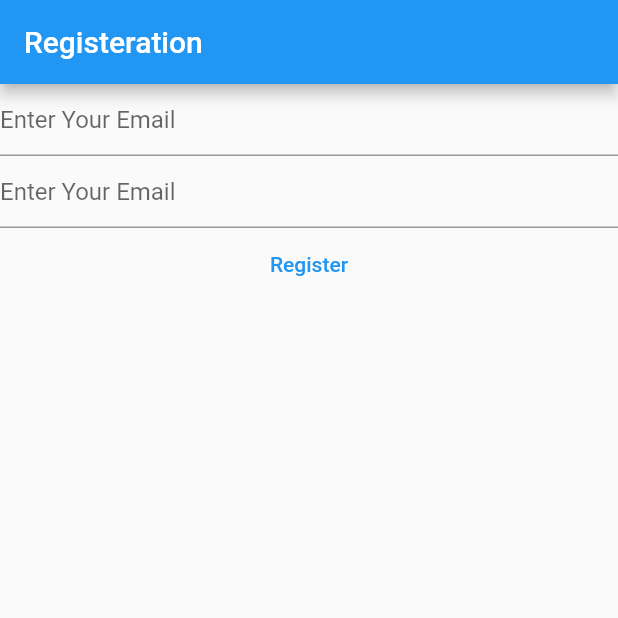
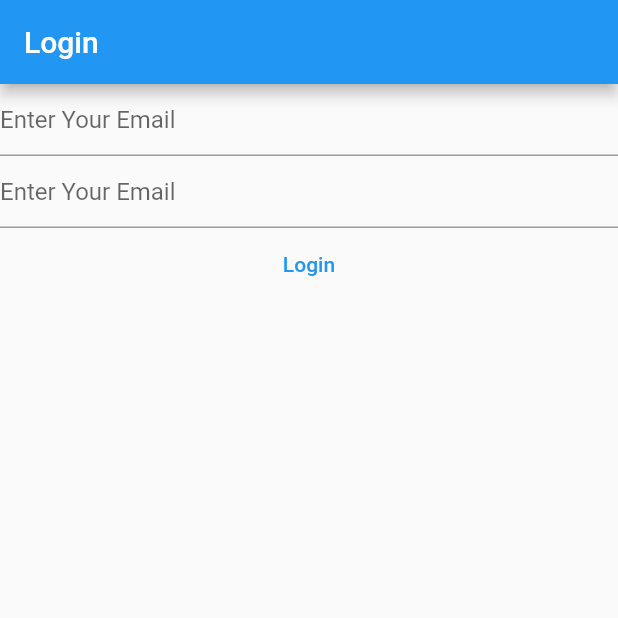
Before and after one commit to muhammadawaisyaseen/Free-Code-Camp-Course, a Flutter app: the screen it shows after launch, on a phone screen of 412 x 824 dp, the top half of it. Run offline on Flutter 3.47's test engine with Material 2 defaults, Android fonts, the phone set to English and light mode, and no system bars; our stand-ins replace firebase_auth, firebase_core; accounts and stored records are empty.

Commit message:
user login exception handling

```diff
--- a/lib/main.dart
+++ b/lib/main.dart
@@ -1,20 +1,10 @@
 import 'package:flutter/material.dart';
 import 'package:firebase_core/firebase_core.dart';
-import 'package:freecodecampcourse/screens/home_screen.dart';
+import 'package:freecodecampcourse/screens/login_screen.dart';
+import 'package:freecodecampcourse/screens/register_screen.dart';
 
-// import 'firebase_options.dart';
-void main() async {
-
+void main() {
   WidgetsFlutterBinding.ensureInitialized();
-  // await Firebase.initializeApp(
-  //   options: FirebaseOptions(
-  //     apiKey: "Api key here",
-  //     appId: "App id here",
-  //     messagingSenderId: "Messaging sender id here",
-  //     projectId: "project id here",
-  //   ),
-  // );
-
   runApp(const MyApp());
 }
 
@@ -30,7 +20,7 @@ class MyApp extends StatelessWidget {
       theme: ThemeData(
         primarySwatch: Colors.blue,
       ),
-      home: HomePage(),
+      home: LoginView(),
     );
   }
 }
--- /dev/null
+++ b/lib/screens/login_screen.dart
@@ -0,0 +1,90 @@
+import 'package:firebase_core/firebase_core.dart';
+import 'package:flutter/material.dart';
+import 'package:firebase_auth/firebase_auth.dart';
+import 'package:freecodecampcourse/firebase_options.dart';
+
+class LoginView extends StatefulWidget {
+  LoginView({super.key});
+
+  @override
+  State<LoginView> createState() => _LoginViewState();
+}
+
+class _LoginViewState extends State<LoginView> {
+  late final TextEditingController _email;
+  late final TextEditingController _password;
+
+  @override
+  void initState() {
+    // TODO: implement initState
+
+    _email = TextEditingController();
+    _password = TextEditingController();
+    super.initState();
+  }
+
+  @override
+  void dispose() {
+    _email.dispose();
+    _password.dispose();
+    super.dispose();
+  }
+
+  @override
+  Widget build(BuildContext context) {
+    return Scaffold(
+      appBar: AppBar(
+        title: const Text('Login'),
+      ),
+      body: FutureBuilder(
+          future: Firebase.initializeApp(
+            options: DefaultFirebaseOptions.currentPlatform,
+          ),
+          builder: (context, snapshot) {
+            switch (snapshot.connectionState) {
+              case ConnectionState.done:
+                return Column(
+                  children: [
+                    TextField(
+                      controller: _email,
+                      enableSuggestions: false,
+                      autocorrect: false,
+                      keyboardType: TextInputType.emailAddress,
+                      decoration:
+                          const InputDecoration(hintText: 'Enter Your Email'),
+                    ),
+                    TextField(
+                      controller: _password,
+                      obscureText: true,
+                      enableSuggestions: false,
+                      autocorrect: false,
+                      decoration:
+                          const InputDecoration(hintText: 'Enter Your Email'),
+                    ),
+                    TextButton(
+                      onPressed: () async {
+                        try {
+                          final email = _email.text;
+                          final password = _password.text;
+
+                          final userCredential = await FirebaseAuth.instance
+                              .signInWithEmailAndPassword(
+                                  email: email, password: password);
+                          print(userCredential);
+                        } on FirebaseAuthException catch (e) {
+                          print('KOI MASLA HO GYA HY BOSS');
+                          if (e.code == 'user-not-found')
+                            print('User Not Found');
+                        }
+                      },
+                      child: Text('Login'),
+                    )
+                  ],
+                );
+              default:
+                return Text('Loading...');
+            }
+          }),
+    );
+  }
+}
--- a/lib/screens/home_screen.dart
+++ b/lib/screens/register_screen.dart
@@ -5,14 +5,14 @@ import 'package:flutter/src/widgets/framework.dart';
 import 'package:firebase_auth/firebase_auth.dart';
 import 'package:freecodecampcourse/firebase_options.dart';
 
-class HomePage extends StatefulWidget {
-  HomePage({super.key});
+class RegisterView extends StatefulWidget {
+  RegisterView({super.key});
 
   @override
-  State<HomePage> createState() => _HomePageState();
+  State<RegisterView> createState() => _RegisterViewState();
 }
 
-class _HomePageState extends State<HomePage> {
+class _RegisterViewState extends State<RegisterView> {
   late final TextEditingController _email;
   late final TextEditingController _password;
 
@@ -72,7 +72,7 @@ class _HomePageState extends State<HomePage> {
                             .createUserWithEmailAndPassword(
                                 email: email, password: password);
                         print(userCredential);
-                        print('Awais Yaseen');
+                        // print('Awais Yaseen');
                       },
                       child: Text('Register'),
                     )
```
